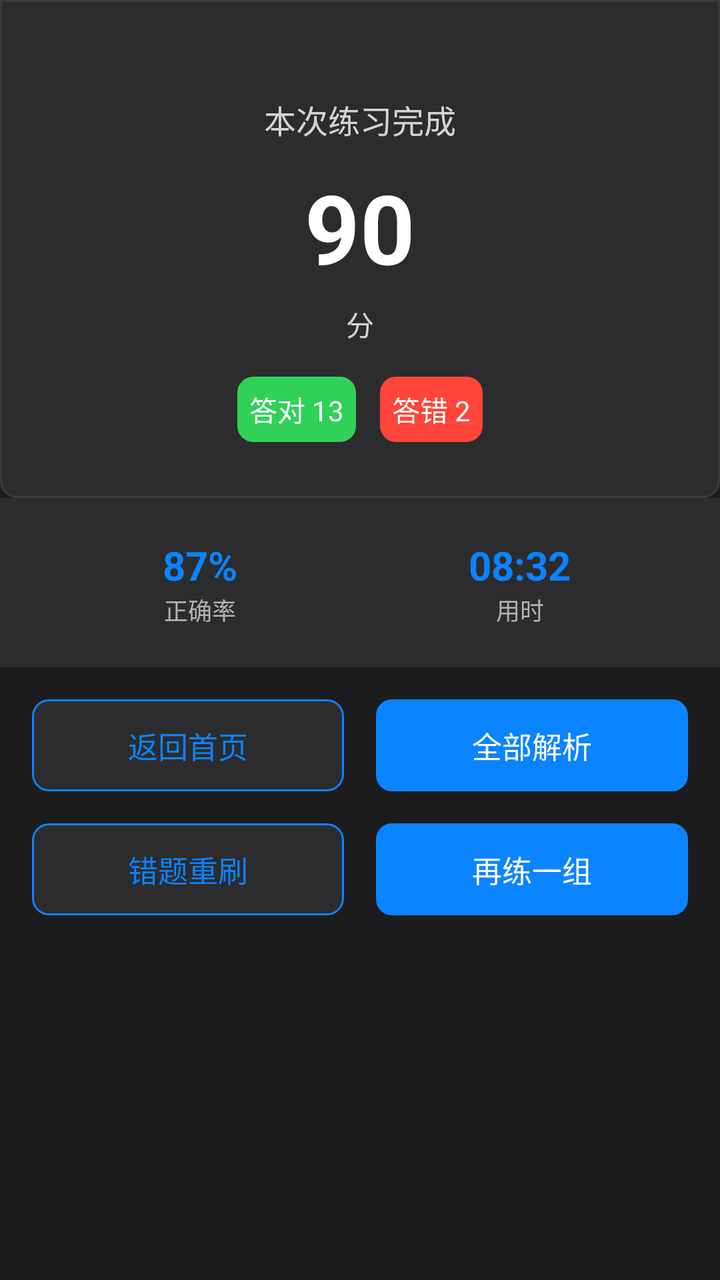
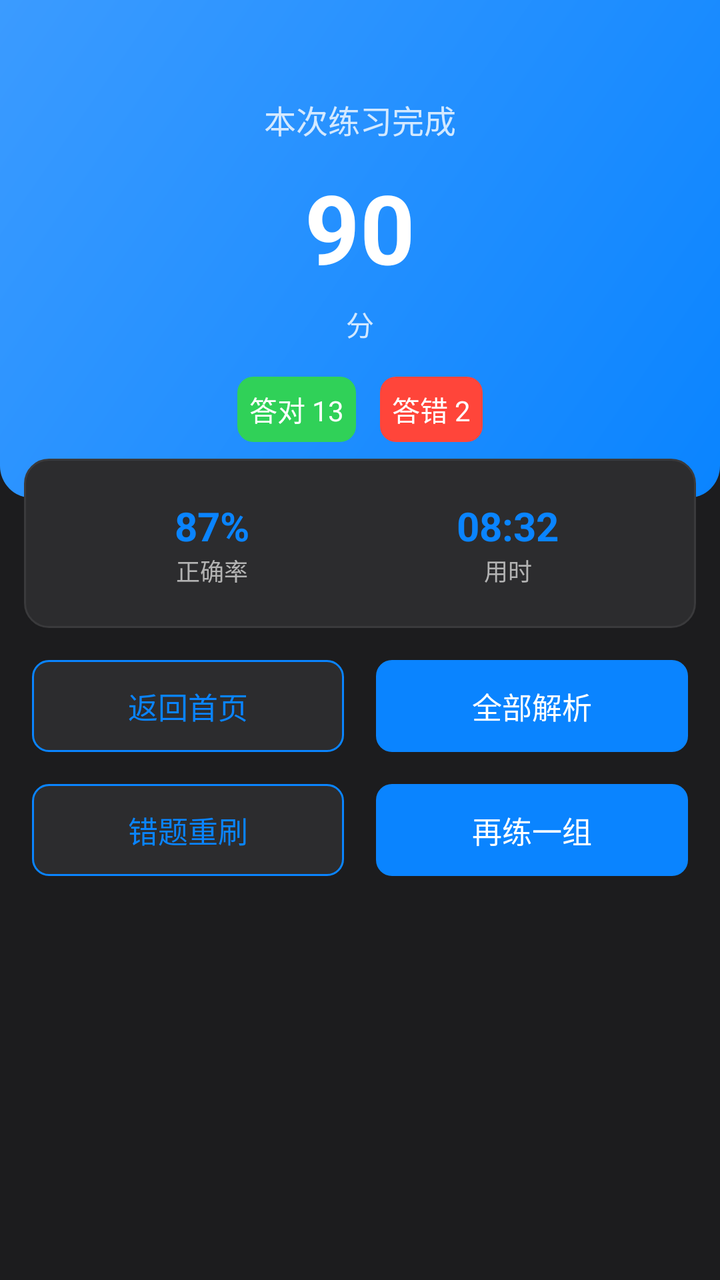

Before-and-after screenshots of an Android layout around one commit, followed by the original layout XML and the change that was made.
<!-- AndroidManifest.xml: application theme Theme.AlgoRobo -->
<!-- res/layout/activity_result.xml -->
<?xml version="1.0" encoding="utf-8"?>
<LinearLayout xmlns:android="http://schemas.android.com/apk/res/android" android:layout_width="match_parent" android:layout_height="match_parent" android:orientation="vertical" android:background="@color/bg_page">
<LinearLayout android:layout_width="match_parent" android:layout_height="wrap_content" android:orientation="vertical" android:background="@drawable/bg_result_header" android:padding="28dp">
<TextView android:layout_width="wrap_content" android:layout_height="wrap_content" android:layout_marginTop="20dp" android:text="本次练习完成" android:textSize="16sp" android:textColor="@color/text_on_primary_70" android:layout_gravity="center_horizontal"/>
<TextView android:id="@+id/tvScore" android:layout_width="wrap_content" android:layout_height="wrap_content" android:layout_marginTop="10dp" android:text="90" android:textSize="48sp" android:textStyle="bold" android:textColor="@android:color/white" android:layout_gravity="center_horizontal"/>
<TextView android:layout_width="wrap_content" android:layout_height="wrap_content" android:layout_marginTop="6dp" android:text="分" android:textSize="14sp" android:textColor="@color/text_on_primary_70" android:layout_gravity="center_horizontal"/>
<LinearLayout android:layout_width="wrap_content" android:layout_height="wrap_content" android:layout_marginTop="16dp" android:orientation="horizontal" android:layout_gravity="center_horizontal">
<TextView android:id="@+id/tvCorrect" android:layout_width="wrap_content" android:layout_height="wrap_content" android:text="答对 13" android:textSize="14sp" android:textColor="@color/text_on_primary" android:padding="6dp" android:background="@drawable/bg_result_correct"/>
<TextView android:id="@+id/tvWrong" android:layout_width="wrap_content" android:layout_height="wrap_content" android:layout_marginStart="12dp" android:text="答错 2" android:textSize="14sp" android:textColor="@color/text_on_primary" android:padding="6dp" android:background="@drawable/bg_result_wrong"/>
</LinearLayout>
</LinearLayout>
<LinearLayout android:layout_width="match_parent" android:layout_height="wrap_content" android:orientation="horizontal" android:padding="20dp" android:background="@color/card_bg">
<LinearLayout android:layout_width="0dp" android:layout_height="wrap_content" android:layout_weight="1" android:orientation="vertical" android:gravity="center">
<TextView android:id="@+id/tvAccuracy" android:layout_width="wrap_content" android:layout_height="wrap_content" android:text="87%" android:textSize="20sp" android:textStyle="bold" android:textColor="@color/primary"/>
<TextView android:layout_width="wrap_content" android:layout_height="wrap_content" android:text="正确率" android:textSize="12sp" android:textColor="@color/text_sub"/>
</LinearLayout>
<LinearLayout android:layout_width="0dp" android:layout_height="wrap_content" android:layout_weight="1" android:orientation="vertical" android:gravity="center">
<TextView android:id="@+id/tvDuration" android:layout_width="wrap_content" android:layout_height="wrap_content" android:text="08:32" android:textSize="20sp" android:textStyle="bold" android:textColor="@color/primary"/>
<TextView android:layout_width="wrap_content" android:layout_height="wrap_content" android:text="用时" android:textSize="12sp" android:textColor="@color/text_sub"/>
</LinearLayout>
</LinearLayout>
<LinearLayout android:layout_width="match_parent" android:layout_height="wrap_content" android:orientation="horizontal" android:padding="16dp">
<TextView android:id="@+id/btnResultHome" android:layout_width="0dp" android:layout_height="46dp" android:layout_weight="1" android:layout_marginEnd="8dp" android:gravity="center" android:text="返回首页" android:textSize="15sp" android:textColor="@color/primary" android:background="@drawable/bg_btn_outline_press"/>
<TextView android:id="@+id/btnResultAgain" android:layout_width="0dp" android:layout_height="46dp" android:layout_weight="1" android:layout_marginStart="8dp" android:gravity="center" android:text="全部解析" android:textSize="15sp" android:textColor="@android:color/white" android:background="@drawable/bg_btn_primary_press"/>
</LinearLayout>
<LinearLayout android:layout_width="match_parent" android:layout_height="wrap_content" android:orientation="horizontal" android:paddingStart="16dp" android:paddingEnd="16dp" android:paddingBottom="20dp">
<TextView android:id="@+id/btnResultRedoWrong" android:layout_width="0dp" android:layout_height="46dp" android:layout_weight="1" android:layout_marginEnd="8dp" android:gravity="center" android:text="错题重刷" android:textSize="15sp" android:textColor="@color/primary" android:background="@drawable/bg_btn_outline_press"/>
<TextView android:id="@+id/btnResultOneMore" android:layout_width="0dp" android:layout_height="46dp" android:layout_weight="1" android:layout_marginStart="8dp" android:gravity="center" android:text="再练一组" android:textSize="15sp" android:textColor="@android:color/white" android:background="@drawable/bg_btn_primary_press"/>
</LinearLayout>
</LinearLayout>
<!-- resources referenced by this layout -->
<resources>
  <color name="bg_page">#1C1C1E</color>
  <color name="card_bg">#2C2C2E</color>
  <color name="primary">#0A84FF</color>
  <color name="text_on_primary">#FFFFFF</color>
  <color name="text_on_primary_70">#CCFFFFFF</color>
  <color name="text_sub">#B3B3B3</color>
  <!-- drawable bg_btn_outline_press (drawable) -->
  <?xml version="1.0" encoding="utf-8"?>
  <ripple xmlns:android="http://schemas.android.com/apk/res/android"
      android:color="#330A84FF">
      <item>
          <shape android:shape="rectangle">
              <solid android:color="@color/card_bg" />
              <corners android:radius="8dp" />
              <stroke android:width="1dp" android:color="@color/primary" />
          </shape>
      </item>
  </ripple>
  <!-- drawable bg_btn_primary_press (drawable) -->
  <?xml version="1.0" encoding="utf-8"?>
  <ripple xmlns:android="http://schemas.android.com/apk/res/android"
      android:color="#330A84FF">
      <item>
          <shape android:shape="rectangle">
              <solid android:color="@color/primary" />
              <corners android:radius="8dp" />
          </shape>
      </item>
  </ripple>
  <!-- drawable bg_result_correct (drawable) -->
  <?xml version="1.0" encoding="utf-8"?>
  <shape xmlns:android="http://schemas.android.com/apk/res/android">
      <solid android:color="@color/success" />
      <corners android:radius="8dp" />
  </shape>
  <!-- drawable bg_result_header (drawable) -->
  <?xml version="1.0" encoding="utf-8"?>
  <shape xmlns:android="http://schemas.android.com/apk/res/android">
      <solid android:color="@color/card_bg" />
      <corners android:bottomLeftRadius="8dp" android:bottomRightRadius="8dp" />
      <stroke android:width="1dp" android:color="@color/divider" />
  </shape>
  <!-- drawable bg_result_wrong (drawable) -->
  <?xml version="1.0" encoding="utf-8"?>
  <shape xmlns:android="http://schemas.android.com/apk/res/android">
      <solid android:color="@color/danger" />
      <corners android:radius="8dp" />
  </shape>
  <style name="Theme.AlgoRobo" parent="Theme.AppCompat.DayNight.NoActionBar">
          <item name="colorPrimary">@color/primary</item>
          <item name="colorPrimaryDark">@color/primary_dark</item>
          <item name="colorAccent">@color/primary</item>
          <item name="android:windowBackground">@color/bg_page</item>
          <item name="android:navigationBarColor">@color/bg_page</item>
          <item name="android:windowLightStatusBar">false</item>
          <item name="android:windowLayoutInDisplayCutoutMode">shortEdges</item>
      </style>
  <color name="success">#30D158</color>
  <color name="divider">#3A3A3C</color>
  <color name="danger">#FF453A</color>
  <color name="primary_dark">#0A84FF</color>
</resources>

<!-- the commit's change to res/layout/activity_result.xml (unified diff, before → after) -->
@@ -1,6 +1,6 @@
 <?xml version="1.0" encoding="utf-8"?>
 <LinearLayout xmlns:android="http://schemas.android.com/apk/res/android" android:layout_width="match_parent" android:layout_height="match_parent" android:orientation="vertical" android:background="@color/bg_page">
-<LinearLayout android:layout_width="match_parent" android:layout_height="wrap_content" android:orientation="vertical" android:background="@drawable/bg_result_header" android:padding="28dp">
+<LinearLayout android:layout_width="match_parent" android:layout_height="wrap_content" android:orientation="vertical" android:background="@drawable/bg_result_header_chalk" android:padding="28dp">
 <TextView android:layout_width="wrap_content" android:layout_height="wrap_content" android:layout_marginTop="20dp" android:text="本次练习完成" android:textSize="16sp" android:textColor="@color/text_on_primary_70" android:layout_gravity="center_horizontal"/>
 <TextView android:id="@+id/tvScore" android:layout_width="wrap_content" android:layout_height="wrap_content" android:layout_marginTop="10dp" android:text="90" android:textSize="48sp" android:textStyle="bold" android:textColor="@android:color/white" android:layout_gravity="center_horizontal"/>
 <TextView android:layout_width="wrap_content" android:layout_height="wrap_content" android:layout_marginTop="6dp" android:text="分" android:textSize="14sp" android:textColor="@color/text_on_primary_70" android:layout_gravity="center_horizontal"/>
@@ -9,7 +9,7 @@
 <TextView android:id="@+id/tvWrong" android:layout_width="wrap_content" android:layout_height="wrap_content" android:layout_marginStart="12dp" android:text="答错 2" android:textSize="14sp" android:textColor="@color/text_on_primary" android:padding="6dp" android:background="@drawable/bg_result_wrong"/>
 </LinearLayout>
 </LinearLayout>
-<LinearLayout android:layout_width="match_parent" android:layout_height="wrap_content" android:orientation="horizontal" android:padding="20dp" android:background="@color/card_bg">
+<LinearLayout android:layout_width="match_parent" android:layout_height="wrap_content" android:orientation="horizontal" android:padding="20dp" android:layout_marginStart="12dp" android:layout_marginEnd="12dp" android:layout_marginTop="-20dp" android:background="@drawable/bg_card_chalk">
 <LinearLayout android:layout_width="0dp" android:layout_height="wrap_content" android:layout_weight="1" android:orientation="vertical" android:gravity="center">
 <TextView android:id="@+id/tvAccuracy" android:layout_width="wrap_content" android:layout_height="wrap_content" android:text="87%" android:textSize="20sp" android:textStyle="bold" android:textColor="@color/primary"/>
 <TextView android:layout_width="wrap_content" android:layout_height="wrap_content" android:text="正确率" android:textSize="12sp" android:textColor="@color/text_sub"/>
<!-- resource entries referenced after the edit -->
@@ -29,18 +29,24 @@
           </shape>
       </item>
   </ripple>
+  <!-- drawable bg_card_chalk (drawable) -->
+  <?xml version="1.0" encoding="utf-8"?>
+  <shape xmlns:android="http://schemas.android.com/apk/res/android" android:shape="rectangle">
+      <solid android:color="@color/card_bg" />
+      <corners android:radius="12dp" />
+      <stroke android:width="1dp" android:color="@color/divider" />
+  </shape>
   <!-- drawable bg_result_correct (drawable) -->
   <?xml version="1.0" encoding="utf-8"?>
   <shape xmlns:android="http://schemas.android.com/apk/res/android">
       <solid android:color="@color/success" />
       <corners android:radius="8dp" />
   </shape>
-  <!-- drawable bg_result_header (drawable) -->
+  <!-- drawable bg_result_header_chalk (drawable) -->
   <?xml version="1.0" encoding="utf-8"?>
-  <shape xmlns:android="http://schemas.android.com/apk/res/android">
-      <solid android:color="@color/card_bg" />
-      <corners android:bottomLeftRadius="8dp" android:bottomRightRadius="8dp" />
-      <stroke android:width="1dp" android:color="@color/divider" />
+  <shape xmlns:android="http://schemas.android.com/apk/res/android" android:shape="rectangle">
+      <gradient android:startColor="#0A84FF" android:endColor="#3B9BFF" android:angle="135" />
+      <corners android:bottomLeftRadius="16dp" android:bottomRightRadius="16dp" />
   </shape>
   <!-- drawable bg_result_wrong (drawable) -->
   <?xml version="1.0" encoding="utf-8"?>
